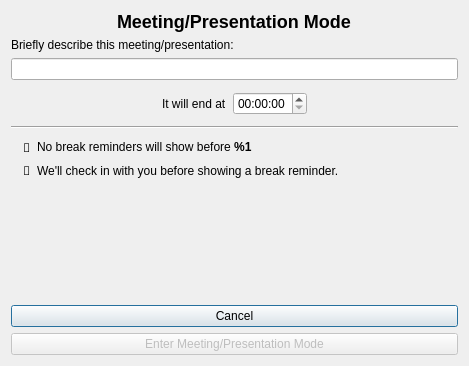
Before: the Qt Designer form src/app/meeting-window.ui in AllanChain/sane-break, drawn with Qt 5.
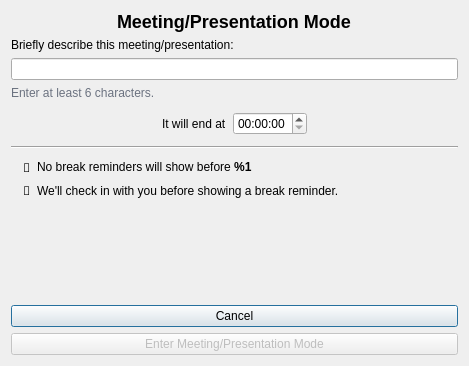
After: the same form once the commit is applied. Custom widgets are drawn as their Qt base class.

Commit message:
clarify short reason validation
Show inline guidance in the meeting and focus dialogs when the reason is
too short so the disabled confirm button is explained.

Also validate trimmed input so whitespace alone does not count as a
valid reason.

Fixes #142

Diff of the .ui file:
```diff
--- a/src/app/meeting-window.ui
+++ b/src/app/meeting-window.ui
@@ -31,6 +31,19 @@
    <item>
     <widget class="QLineEdit" name="reasonEdit"/>
    </item>
+   <item>
+    <widget class="QLabel" name="reasonHelpLabel">
+     <property name="styleSheet">
+      <string notr="true">color: #6b7280;</string>
+     </property>
+     <property name="text">
+      <string>Enter at least 6 characters.</string>
+     </property>
+     <property name="wordWrap">
+      <bool>true</bool>
+     </property>
+    </widget>
+   </item>
    <item>
     <layout class="QHBoxLayout" name="horizontalLayout_3">
      <property name="topMargin">
```
The commit also changes 15 other files.
